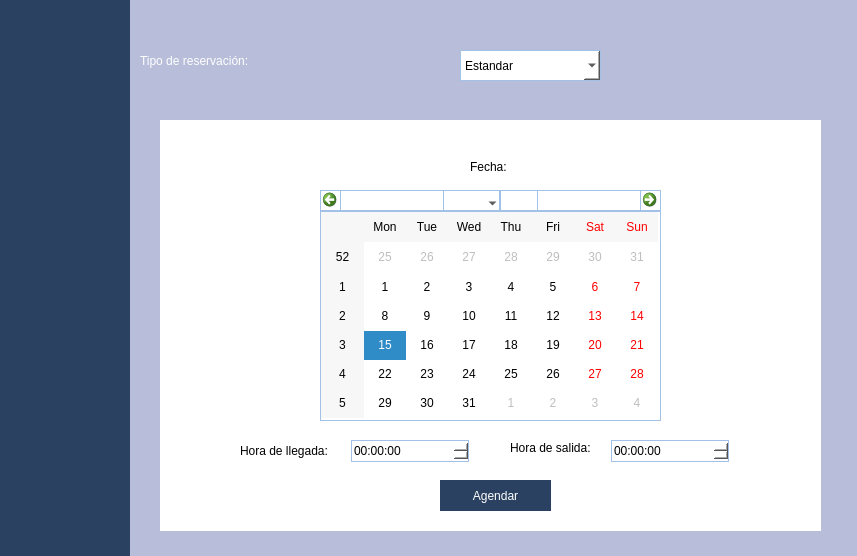
First picture: the form in cliente.ui, repository FernandoHS-0/ProyectoIS2, before the edit.
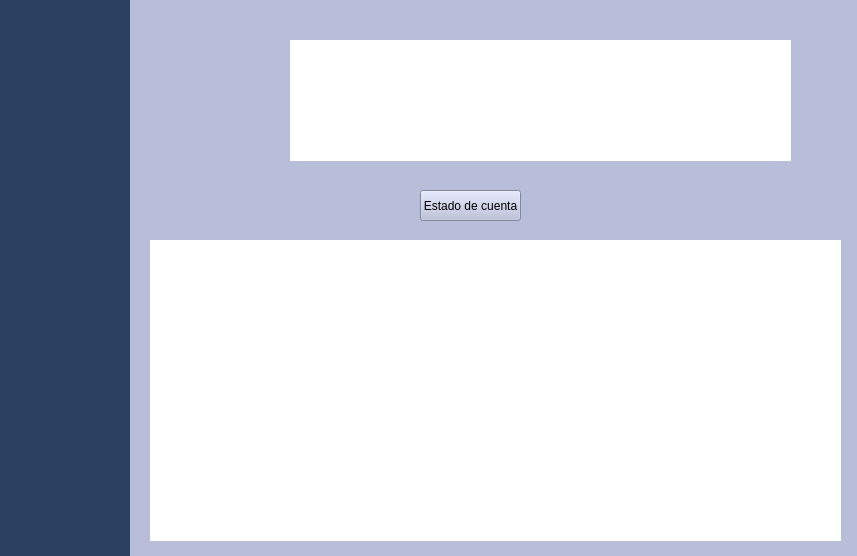
Second picture: the form after the edit. Icons and pictures are not drawn.

Commit message: Estado de cuenta V1

The edit to the form file:
```diff
--- a/cliente.ui
+++ b/cliente.ui
@@ -115,7 +115,7 @@
     <string notr="true">background-color: #B8BDD9;</string>
    </property>
    <property name="currentIndex">
-    <number>0</number>
+    <number>3</number>
    </property>
    <widget class="QWidget" name="page">
     <widget class="QLabel" name="label">
@@ -652,6 +652,79 @@
      </widget>
     </widget>
    </widget>
+   <widget class="QWidget" name="page_3">
+    <widget class="QLabel" name="Logo">
+     <property name="geometry">
+      <rect>
+       <x>20</x>
+       <y>40</y>
+       <width>101</width>
+       <height>101</height>
+      </rect>
+     </property>
+     <property name="text">
+      <string/>
+     </property>
+     <property name="pixmap">
+      <pixmap resource="img.qrc">:/img/img/park_b.png</pixmap>
+     </property>
+     <property name="scaledContents">
+      <bool>true</bool>
+     </property>
+    </widget>
+    <widget class="QWidget" name="widget_6" native="true">
+     <property name="geometry">
+      <rect>
+       <x>20</x>
+       <y>240</y>
+       <width>691</width>
+       <height>301</height>
+      </rect>
+     </property>
+     <property name="styleSheet">
+      <string notr="true">background-color: rgb(255, 255, 255);</string>
+     </property>
+    </widget>
+    <widget class="QPushButton" name="pushButton_3">
+     <property name="geometry">
+      <rect>
+       <x>290</x>
+       <y>190</y>
+       <width>101</width>
+       <height>31</height>
+      </rect>
+     </property>
+     <property name="text">
+      <string>Estado de cuenta</string>
+     </property>
+    </widget>
+    <widget class="QLabel" name="label_8">
+     <property name="geometry">
+      <rect>
+       <x>200</x>
+       <y>50</y>
+       <width>131</width>
+       <height>31</height>
+      </rect>
+     </property>
+     <property name="text">
+      <string/>
+     </property>
+    </widget>
+    <widget class="QWidget" name="widget_7" native="true">
+     <property name="geometry">
+      <rect>
+       <x>160</x>
+       <y>40</y>
+       <width>501</width>
+       <height>121</height>
+      </rect>
+     </property>
+     <property name="styleSheet">
+      <string notr="true">background-color: rgb(255, 255, 255);</string>
+     </property>
+    </widget>
+   </widget>
   </widget>
   <widget class="QPushButton" name="pushButton_4">
    <property name="geometry">
```
Left out of the diff: 4 changed lines with no effect on the pictures. The commit also changes 3 other files.
